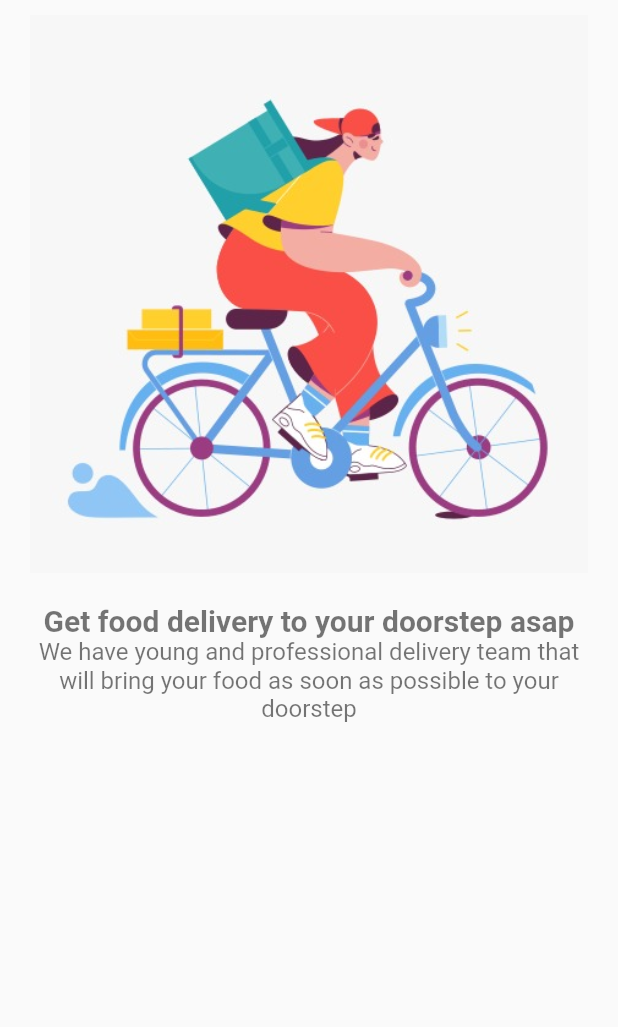
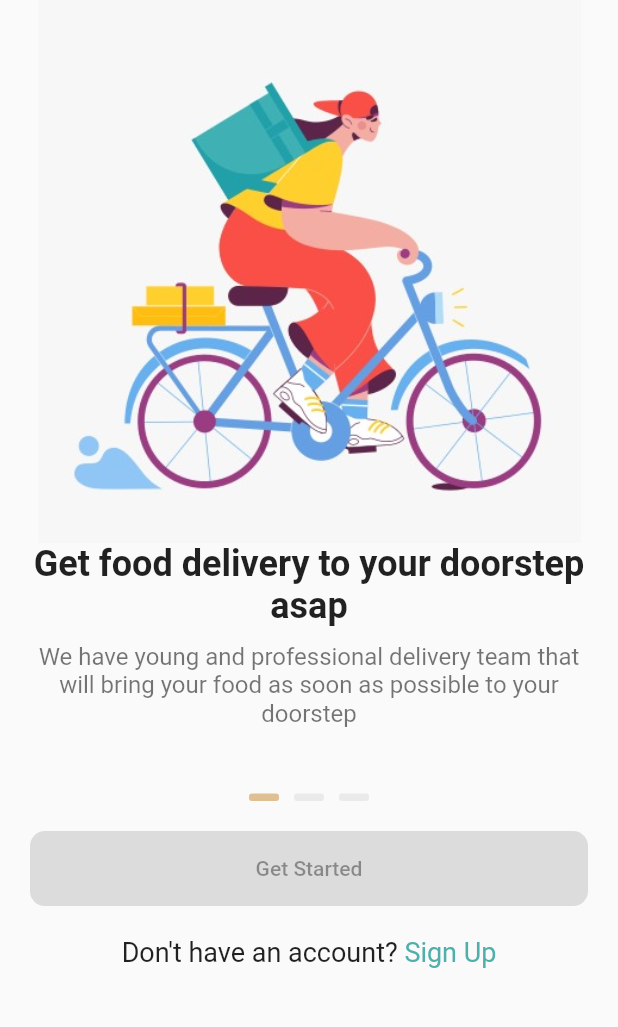
Before and after one commit to josephmaged/Algoriza_Task1, a Flutter app: the screen it shows after launch, on a phone screen of 412 x 824 dp, the part 187-1214 px from its top. Run offline on Flutter 3.47's test engine with Material 2 defaults, Android fonts, the light colour scheme and no system bars.

Commit message:
onBoarding screen first UI

```diff
--- a/lib/onBoarding.dart
+++ b/lib/onBoarding.dart
@@ -1,3 +1,4 @@
+import 'package:flutter/cupertino.dart';
 import 'package:flutter/material.dart';
 
 class OnBoarding extends StatelessWidget {
@@ -6,24 +7,23 @@ class OnBoarding extends StatelessWidget {
   Widget build(BuildContext context) {
     return Scaffold(
       body: Padding(
-        padding: const EdgeInsets.all(10),
+        padding: const EdgeInsets.only(right: 20,left: 20),
         child: Column(
           children: [
             Image.asset(
               'assets/images/onBoarding1.jpeg',
-              width: MediaQuery.of(context).size.width - 20,
-            ),
-            const SizedBox(
-              height: 20,
+              width: MediaQuery.of(context).size.width - 50,
             ),
             const Text(
               'Get food delivery to your doorstep asap',
               style: TextStyle(
-                color: Colors.black54,
-                fontSize: 20,
+                fontSize: 24,
                 fontWeight: FontWeight.bold
               ),
               textAlign: TextAlign.center,
+            ),
+            const SizedBox(
+              height: 10,
             ),
             const Text(
               'We have young and professional delivery team that will bring your food as soon as possible to your doorstep',
@@ -32,7 +32,7 @@ class OnBoarding extends StatelessWidget {
                 fontSize: 16
               ),
               textAlign: TextAlign.center,
-            )
+            ),
           ],
         ),
       ),
--- a/lib/onboarding_screen.dart
+++ b/lib/onboarding_screen.dart
@@ -1,8 +1,8 @@
 import 'package:algoriza_task1/onBoarding.dart';
+import 'package:flutter/cupertino.dart';
 import 'package:flutter/material.dart';
 
 class OnBoardingScreen extends StatelessWidget {
-
   final controller = PageController(
     initialPage: 0,
   );
@@ -36,14 +36,77 @@ class OnBoardingScreen extends StatelessWidget {
               width: 100,
             ),
             SizedBox(
-              height: MediaQuery.of(context).size.height - 240,
-              width: MediaQuery.of(context).size.width - 20,
+              height: MediaQuery.of(context).size.height - 300,
               child: PageView(
                 controller: controller,
-                children: [
-                  OnBoarding()
-                ],
+                children: [OnBoarding()],
               ),
+            ),
+            const SizedBox(height: 5),
+            Row(
+              mainAxisAlignment: MainAxisAlignment.center,
+              children: [
+                Container(
+                  height: 5,
+                  width: 20,
+                  decoration: BoxDecoration(
+                    borderRadius: BorderRadius.circular(2),
+                    color: const Color(0XFFdec091),
+                  ),
+                ),
+                const SizedBox(width: 10),
+                Container(
+                  height: 5,
+                  width: 20,
+                  decoration: BoxDecoration(
+                    borderRadius: BorderRadius.circular(2),
+                    color: const Color(0XFFeaeaea),
+                  ),
+                ),
+                const SizedBox(width: 10),
+                Container(
+                  height: 5,
+                  width: 20,
+                  decoration: BoxDecoration(
+                    borderRadius: BorderRadius.circular(2),
+                    color: const Color(0XFFeaeaea),
+                  ),
+                ),
+              ],
+            ),
+            const SizedBox(height: 20),
+            SizedBox(
+              height: 50,
+              width: MediaQuery.of(context).size.width - 40,
+              child: ElevatedButton(
+                onPressed: null,
+                child: const Text('Get Started'),
+                style: ElevatedButton.styleFrom(
+                  shape: RoundedRectangleBorder(borderRadius: BorderRadius.circular(10)),
+                  primary: const Color(0XFF51afab),
+                ),
+              ),
+            ),
+            const SizedBox(height: 20),
+            Row(
+              mainAxisAlignment: MainAxisAlignment.center,
+              children: [
+                const Text(
+                  'Don\'t have an account? ',
+                  style: TextStyle(
+                    fontSize: 18
+                  ),
+                ),
+                GestureDetector(
+                  child: const Text(
+                    'Sign Up',
+                    style: TextStyle(
+                      fontSize: 18,
+                      color: Color(0XFF51afab)
+                    ),
+                  ),
+                )
+              ],
             )
           ],
         ),
```
